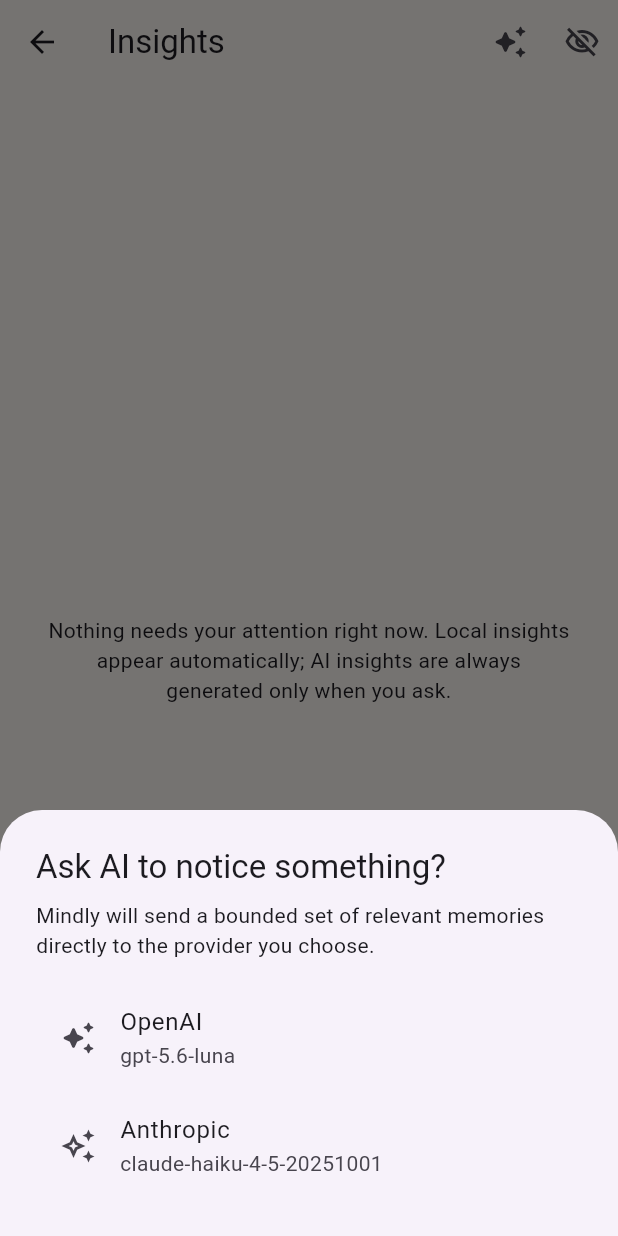
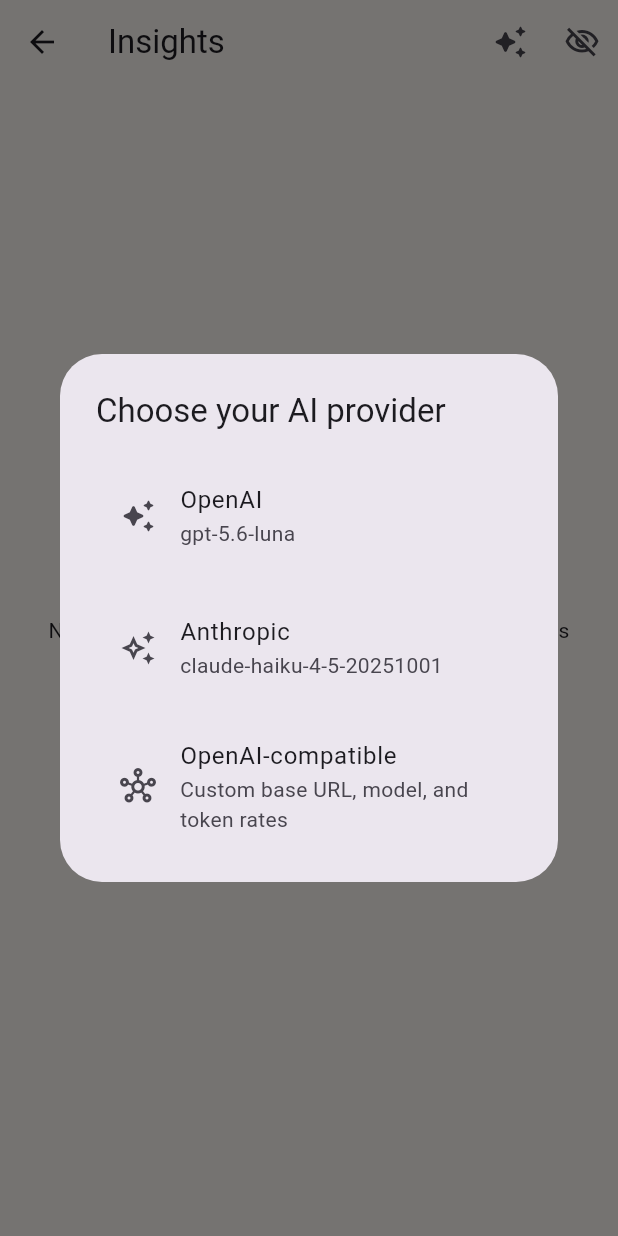
Before and after one commit to amanvishwakarma96/mindly-second-brain-flutter, a Flutter app: the MobileInsightsScreen screen opened by its route, after a tap on the "auto awesome" icon, on a phone screen of 412 x 824 dp. Run offline on Flutter 3.47's test engine with Material 3 defaults, Android fonts, the phone set to English and light mode, and no system bars; our stand-ins replace drift, drift_flutter, flutter_secure_storage; missing offline and left inert: record, whisper_ggml; accounts and stored records are empty; generated files the repository leaves out were written again.

Commit message:
Expose compatible providers for Tier 3 insights

```diff
--- a/lib/screens/mobile/insights/mobile_insights_screen.dart
+++ b/lib/screens/mobile/insights/mobile_insights_screen.dart
@@ -1,6 +1,7 @@
 import 'package:flutter/material.dart';
 import 'package:mindly/features/insights/application/insight_controller.dart';
 import 'package:mindly/features/insights/domain/insight_models.dart';
+import 'package:mindly/features/insights/presentation/tier3_provider_picker.dart';
 import 'package:mindly/features/memory/domain/memory_models.dart';
 import 'package:mindly/shared/design_tokens/mindly_spacing.dart';
 
@@ -86,49 +87,7 @@ class _MobileInsightsScreenState extends State<MobileInsightsScreen> {
 
   Future<void> _generateTier3() async {
     if (_generatingTier3) return;
-    final profile = await showModalBottomSheet<Tier3ProviderProfile>(
-      context: context,
-      builder: (context) => SafeArea(
-        child: Padding(
-          padding: const EdgeInsets.all(MindlySpacing.lg),
-          child: Column(
-            mainAxisSize: MainAxisSize.min,
-            crossAxisAlignment: CrossAxisAlignment.start,
-            children: [
-              Text(
-                'Ask AI to notice something?',
-                style: Theme.of(context).textTheme.titleLarge,
-              ),
-              const SizedBox(height: MindlySpacing.sm),
-              const Text(
-                'Mindly will send a bounded set of relevant memories directly to the provider you choose.',
-              ),
-              const SizedBox(height: MindlySpacing.md),
-              ListTile(
-                leading: const Icon(Icons.auto_awesome_rounded),
-                title: const Text('OpenAI'),
-                subtitle: Text(
-                  Tier3ProviderProfile.openAiDefault.rateCard.model,
-                ),
-                onTap: () => Navigator.of(
-                  context,
-                ).pop(Tier3ProviderProfile.openAiDefault),
-              ),
-              ListTile(
-                leading: const Icon(Icons.auto_awesome_outlined),
-                title: const Text('Anthropic'),
-                subtitle: Text(
-                  Tier3ProviderProfile.anthropicDefault.rateCard.model,
-                ),
-                onTap: () => Navigator.of(
-                  context,
-                ).pop(Tier3ProviderProfile.anthropicDefault),
-              ),
-            ],
-          ),
-        ),
-      ),
-    );
+    final profile = await showTier3ProviderPicker(context);
     if (profile == null || !mounted) return;
 
     final estimate = await _controller.estimateTier3(profile);
```
Also changed, not shown: lib/features/insights/presentation/tier3_provider_picker.dart (+6 -9 lines), lib/screens/desktop/insights/desktop_insights_screen.dart (+2 -29 lines), lib/screens/web/insights/web_insights_screen.dart (+2 -29 lines).
